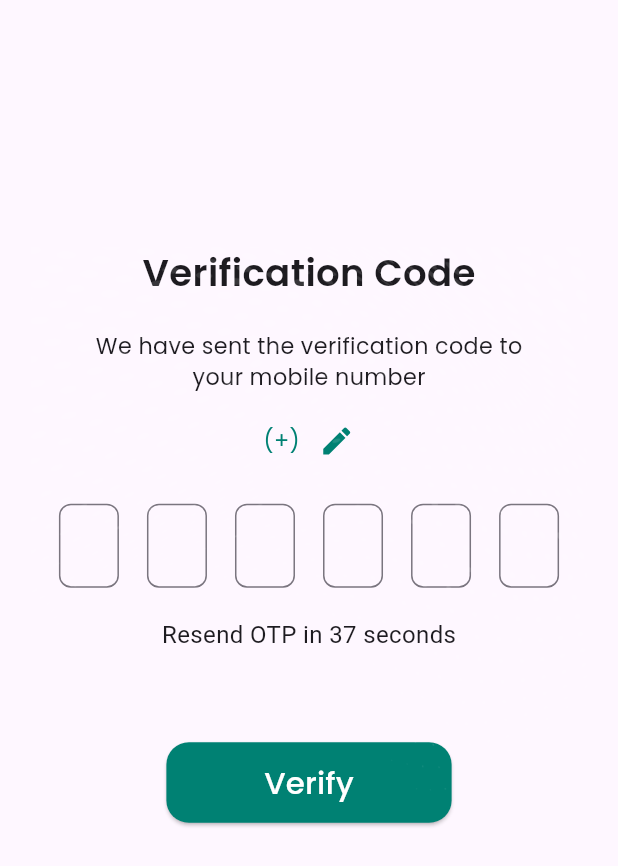
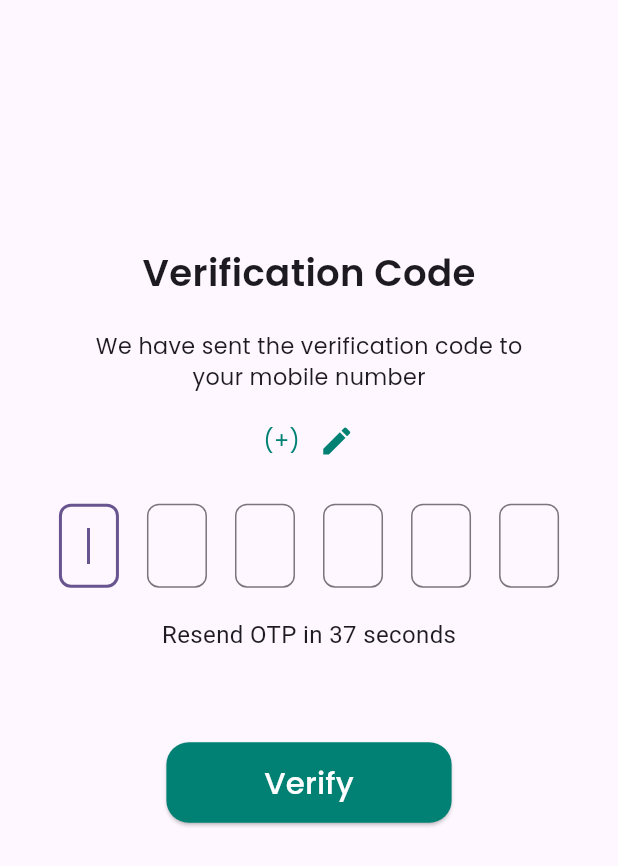
Before and after one commit to sahilsoni9905/presence-task, a Flutter app: the OtpAuthScreen screen opened directly with empty values, after a tap on "Verify", on a phone screen of 412 x 824 dp. Shown: the top 866 px of the screen. Run offline on Flutter 3.47's test engine with Material 3 defaults, Android fonts, the phone set to English and light mode, and no system bars; our stand-ins replace firebase_auth, firebase_core, flutter_riverpod, google_fonts, intl_phone_field; accounts and stored records are empty; network calls fail.

Commit message:
fixed the otp verification

```diff
--- a/lib/auth/screens/otp_auth_screen.dart
+++ b/lib/auth/screens/otp_auth_screen.dart
@@ -2,7 +2,6 @@ import 'package:flutter/material.dart';
 import 'package:flutter/services.dart';
 import 'package:flutter_riverpod/flutter_riverpod.dart';
 import 'dart:async';
-
 import 'package:google_fonts/google_fonts.dart';
 import 'package:presence/auth/repository/auth_repository.dart';
 
@@ -23,6 +22,7 @@ class OtpAuthScreen extends ConsumerStatefulWidget {
 class _OtpAuthScreenState extends ConsumerState<OtpAuthScreen> {
   final List<TextEditingController> _otpControllers =
       List.generate(6, (_) => TextEditingController());
+  final List<FocusNode> _focusNodes = List.generate(6, (_) => FocusNode());
   Timer? _timer;
   int _seconds = 40;
   bool _canResend = false;
@@ -31,12 +31,18 @@ class _OtpAuthScreenState extends ConsumerState<OtpAuthScreen> {
   void initState() {
     super.initState();
     _startTimer();
+
+    WidgetsBinding.instance.addPostFrameCallback((_) {
+      FocusScope.of(context).unfocus();
+      _focusNodes[0].requestFocus();
+    });
   }
 
   @override
   void dispose() {
     _timer?.cancel();
     _otpControllers.forEach((controller) => controller.dispose());
+    _focusNodes.forEach((node) => node.dispose());
     super.dispose();
   }
 
@@ -67,7 +73,9 @@ class _OtpAuthScreenState extends ConsumerState<OtpAuthScreen> {
     return SizedBox(
       width: 40,
       child: TextField(
+        autofocus: index == 0,
         controller: _otpControllers[index],
+        focusNode: _focusNodes[index],
         keyboardType: TextInputType.number,
         textAlign: TextAlign.center,
         maxLength: 1,
@@ -80,9 +88,9 @@ class _OtpAuthScreenState extends ConsumerState<OtpAuthScreen> {
         ),
         onChanged: (value) {
           if (value.isNotEmpty && index < 5) {
-            FocusScope.of(context).nextFocus();
+            _focusNodes[index + 1].requestFocus();
           } else if (value.isEmpty && index > 0) {
-            FocusScope.of(context).previousFocus();
+            _focusNodes[index - 1].requestFocus();
           }
         },
       ),
@@ -90,8 +98,11 @@ class _OtpAuthScreenState extends ConsumerState<OtpAuthScreen> {
   }
 
   void verifyOtp() {
+    // this function is not called when i am clicking on verify
+    print('reached here for veriftying otp');
     String userOTP =
         _otpControllers.map((controller) => controller.text).join();
+    print('reached here for veriftying otp and our otp is $userOTP');
     ref.read(AuthRepositoryProvider).verifyOTP(
         context: context,
         verificationId: widget.verificationId,
@@ -138,13 +149,13 @@ class _OtpAuthScreenState extends ConsumerState<OtpAuthScreen> {
                       '(+${widget.countryCode}) ',
                       style: GoogleFonts.poppins(
                           fontSize: screenHeight * 0.018,
-                          color: Color(0xFF008173)),
+                          color: const Color(0xFF008173)),
                     ),
                     Text(
                       '${widget.phoneNumber}  ',
                       style: GoogleFonts.poppins(
                           fontSize: screenHeight * 0.018,
-                          color: Color(0xFF008173)),
+                          color: const Color(0xFF008173)),
                     ),
                     const Icon(
                       Icons.edit,
@@ -183,7 +194,7 @@ class _OtpAuthScreenState extends ConsumerState<OtpAuthScreen> {
                     ),
                   ),
                   style: ElevatedButton.styleFrom(
-                    backgroundColor: Color(0xFF008173),
+                    backgroundColor: const Color(0xFF008173),
                     shape: RoundedRectangleBorder(
                         borderRadius: BorderRadius.circular(15)),
                   ),
@@ -196,13 +207,6 @@ class _OtpAuthScreenState extends ConsumerState<OtpAuthScreen> {
                   ),
               ],
             ),
-            Positioned(
-              child: Image.asset(
-                'assets/images/Dots.png',
-                height: screenHeight * 0.45,
-                fit: BoxFit.cover,
-              ),
-            ),
           ],
         ),
       ),
--- a/lib/main.dart
+++ b/lib/main.dart
@@ -10,7 +10,6 @@ void main() async {
     const ProviderScope(child: MyApp()),
   );
 }
-
 class MyApp extends StatelessWidget {
   const MyApp({super.key});
 
```
Also changed, not shown: lib/auth/widgets/congrats_widget.dart (line endings or trailing spaces).
